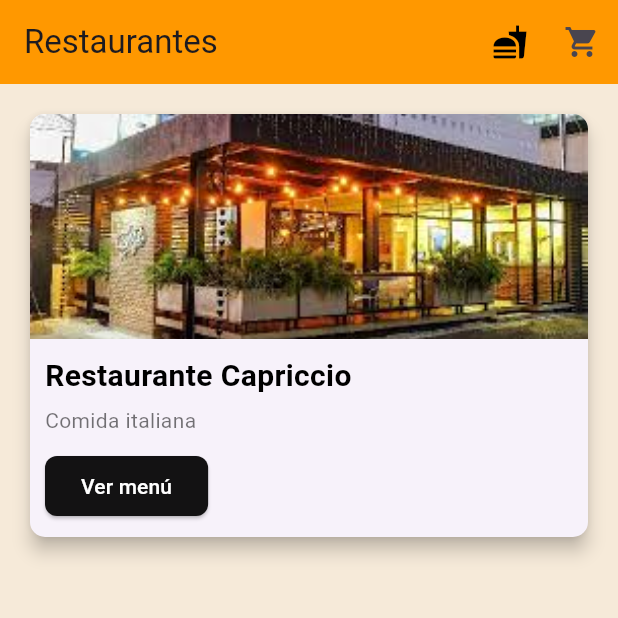
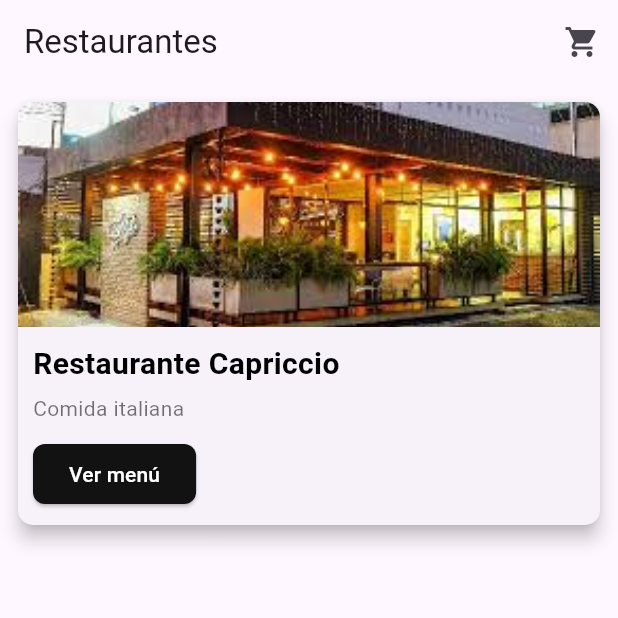
Before and after one commit to Notmisa09/DeliveryMobileApp, a Flutter app: the RestaurantListScreen screen opened directly, on a phone screen of 412 x 824 dp, the top half of it. Run offline on Flutter 3.47's test engine with Material 3 defaults, Android fonts, the phone set to English and light mode, and no system bars; our stand-ins replace sqflite; accounts and stored records are empty.

Commit message:
Integración de funcionalidades demo

```diff
--- a/deliveryappproject/lib/View/restaurant_list.dart
+++ b/deliveryappproject/lib/View/restaurant_list.dart
@@ -5,6 +5,7 @@ import 'package:deliveryappproject/View/cart_screen.dart';
 import 'package:deliveryappproject/View/restaurant_card.dart';
 import 'package:flutter/material.dart';
 
+// ignore: use_key_in_widget_constructors
 class RestaurantListScreen extends StatelessWidget {
   final List<Restaurant> restaurants = [
     // Example restaurants
@@ -26,14 +27,6 @@ class RestaurantListScreen extends StatelessWidget {
         title: const Text('Restaurantes'),
         actions: [
           IconButton(
-              icon: const Icon(Icons.fastfood, color: Colors.black),
-             // Ruta del logo
-            onPressed: () {
-              // Opcional: Acción al presionar el logo
-
-            },
-          ),
-          IconButton(
             icon: const Icon(Icons.shopping_cart),
             onPressed: () {
               Navigator.push(
@@ -43,19 +36,12 @@ class RestaurantListScreen extends StatelessWidget {
             },
           ),
         ],
-        backgroundColor: Colors.orange, // Color del AppBar similar al login
       ),
-      body: Container(
-        color: const Color.fromARGB(255, 215, 180, 63).withOpacity(.2), // Fondo similar al de los campos de texto en el login
-        child: ListView.builder(
-          itemCount: restaurants.length,
-          itemBuilder: (context, index) {
-            return Padding(
-              padding: const EdgeInsets.all(8.0),
-              child: RestaurantCard(restaurant: restaurants[index], cartItems: cartItems),
-            );
-          },
-        ),
+      body: ListView.builder(
+        itemCount: restaurants.length,
+        itemBuilder: (context, index) {
+          return RestaurantCard(restaurant: restaurants[index], cartItems: cartItems);
+        },
       ),
     );
   }
```
